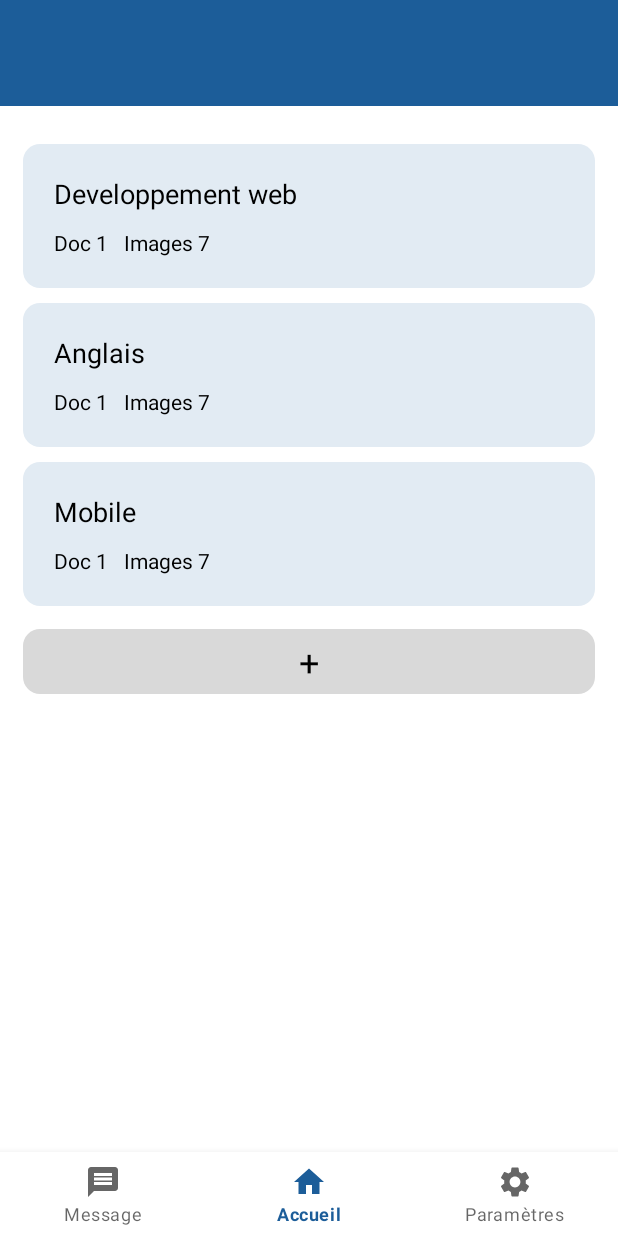
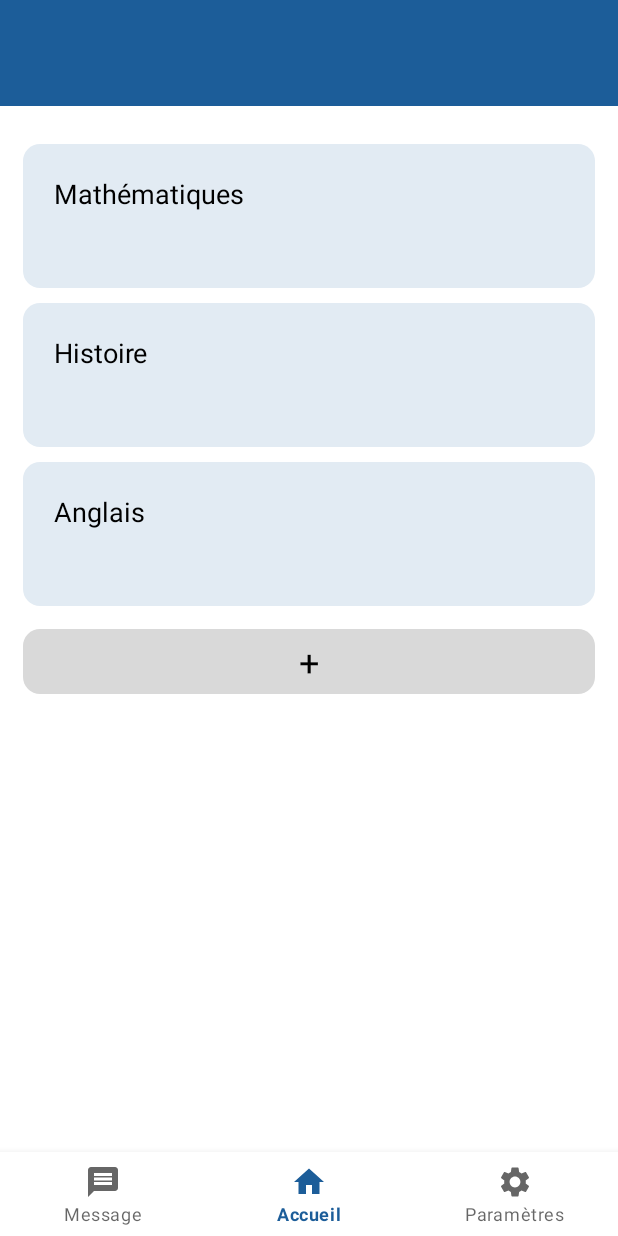
Before and after one commit to Rom2-ls/MyClass, an Android app: the ListMatiereActivity screen opened directly, with no data from a screen before it, on a phone screen of 412 x 824 dp. Run offline under Robolectric (Android 15) with nearby library versions, the phone set to English and light mode, and no system bars; our stand-ins replace Firebase (no records; nobody signed in at launch, a user with empty details on screens opened directly), FlexboxLayout.

Commit message:
ADD branch listMatiere

```diff
--- a/app/src/main/java/com/example/myclass/ListClassActivity.kt
+++ b/app/src/main/java/com/example/myclass/ListClassActivity.kt
@@ -20,6 +20,7 @@ class ListClassActivity : AppCompatActivity() {
     private lateinit var listClassRecycler: ListClassRecycler
     private lateinit var dbRef: DatabaseReference
     private lateinit var navView: BottomNavigationView
+
     var user = FirebaseAuth.getInstance().currentUser
 
     override fun onCreate(savedInstanceState: Bundle?) {
--- a/app/src/main/java/com/example/myclass/ListMatiereActivity.kt
+++ b/app/src/main/java/com/example/myclass/ListMatiereActivity.kt
@@ -5,15 +5,20 @@ import androidx.appcompat.app.AppCompatActivity
 import android.os.Bundle
 import android.util.Log
 import android.widget.TextView
+import android.widget.Toast
 import androidx.recyclerview.widget.LinearLayoutManager
 import androidx.recyclerview.widget.RecyclerView
 import com.google.android.material.bottomnavigation.BottomNavigationView
+import com.google.firebase.auth.FirebaseAuth
+import com.google.firebase.database.*
 
 class ListMatiereActivity : AppCompatActivity() {
-    lateinit var class_title: TextView
     private val itemsList = ArrayList<Matiere>()
     private lateinit var listMatiereRecycler: ListMatiereRecycler
     private lateinit var navView: BottomNavigationView
+    private lateinit var dbRef: DatabaseReference
+
+    var user = FirebaseAuth.getInstance().currentUser
 
     override fun onCreate(savedInstanceState: Bundle?) {
         super.onCreate(savedInstanceState)
@@ -56,29 +61,36 @@ class ListMatiereActivity : AppCompatActivity() {
             }
         }
     }
+
     private fun prepareItems(class_id: String?) {
-        val item = object : Matiere {
-            override val title: String = "Developpement web"
-            override val doc: String = "Doc 1"
-            override val image: String = "Images 7"
-        }
-
-        val item2 = object : Matiere {
-            override val title: String = "Anglais"
-            override val doc: String = "Doc 1"
-            override val image: String = "Images 7"
-        }
-
-        val item3 = object : Matiere {
-            override val title: String = "Mobile"
-            override val doc: String = "Doc 1"
-            override val image: String = "Images 7"
-        }
-
+        val item = Matiere("id1", "Mathématiques")
+        val item2 = Matiere("id2", "Histoire")
+        val item3 = Matiere("id3", "Anglais")
 
         itemsList.add(item)
         itemsList.add(item2)
         itemsList.add(item3)
+
+        dbRef = FirebaseDatabase.getInstance().getReference("Classes").child("Matiere")
+        dbRef.addValueEventListener(object : ValueEventListener {
+            override fun onDataChange(dataSnapshot: DataSnapshot) {
+                if (dataSnapshot.exists()) {
+                    itemsList.clear()
+                    for (e in dataSnapshot.children) {
+                        val matiere = e.getValue(Matiere::class.java)
+                        itemsList.add(matiere!!)
+                    }
+                } else {
+                    Toast.makeText(applicationContext, "Canceled", Toast.LENGTH_LONG)
+                }
+                listMatiereRecycler.notifyDataSetChanged()
+            }
+
+            override fun onCancelled(databaseError: DatabaseError) {
+                Toast.makeText(applicationContext, "Canceled", Toast.LENGTH_LONG)
+            }
+        })
+
         listMatiereRecycler.notifyDataSetChanged()
     }
 }
--- a/app/src/main/java/com/example/myclass/ListMatiereRecycler.kt
+++ b/app/src/main/java/com/example/myclass/ListMatiereRecycler.kt
@@ -1,27 +1,18 @@
 package com.example.myclass
-
 
 import android.view.LayoutInflater
 import android.view.View
 import android.view.ViewGroup
 import android.widget.TextView
-import androidx.annotation.NonNull
 import androidx.recyclerview.widget.RecyclerView
-import java.util.Objects
-
-interface Matiere {
-    val title: String
-    val doc: String
-    val image: String
-}
 
 internal class ListMatiereRecycler(private var itemsList: List<Matiere>) :
     RecyclerView.Adapter<ListMatiereRecycler.MyViewHolder>() {
     internal inner class MyViewHolder(view: View) : RecyclerView.ViewHolder(view) {
 
         var matiereTitle: TextView = view.findViewById(R.id.matiereTitle)
-        var matiereDoc: TextView = view.findViewById(R.id.matiereDoc)
-        var matiereImage: TextView = view.findViewById(R.id.matiereImage)
+        //var matiereDoc: TextView = view.findViewById(R.id.matiereDoc)
+        //var matiereImage: TextView = view.findViewById(R.id.matiereImage)
     }
 
     override fun onCreateViewHolder(parent: ViewGroup, viewType: Int): MyViewHolder {
@@ -32,9 +23,9 @@ internal class ListMatiereRecycler(private var itemsList: List<Matiere>) :
     }
     override fun onBindViewHolder(holder: MyViewHolder, position: Int) {
         val item = itemsList[position]
-        holder.matiereTitle.text = item.title
-        holder.matiereDoc.text = item.doc
-        holder.matiereImage.text = item.image
+        holder.matiereTitle.text = item.name
+        //holder.matiereDoc.text = item.doc
+        //holder.matiereImage.text = item.image
     }
     override fun getItemCount(): Int {
         return itemsList.size
--- /dev/null
+++ b/app/src/main/java/com/example/myclass/Matiere.kt
@@ -0,0 +1,3 @@
+package com.example.myclass
+
+data class Matiere(val id: String = "", val name: String = "")
```
